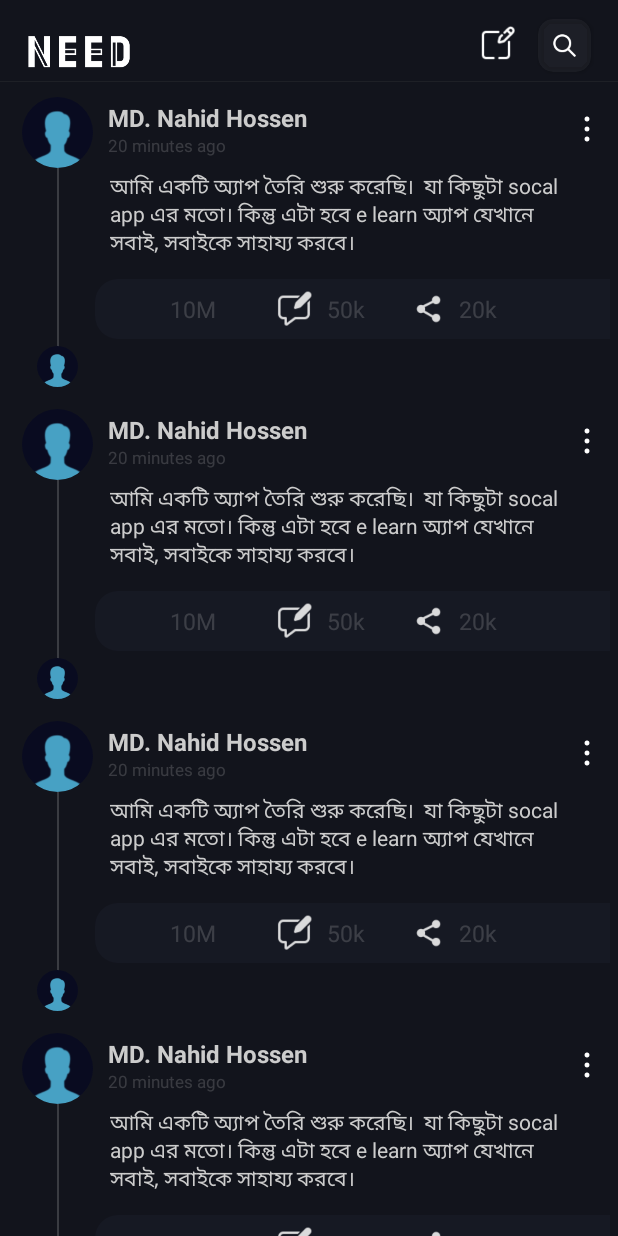
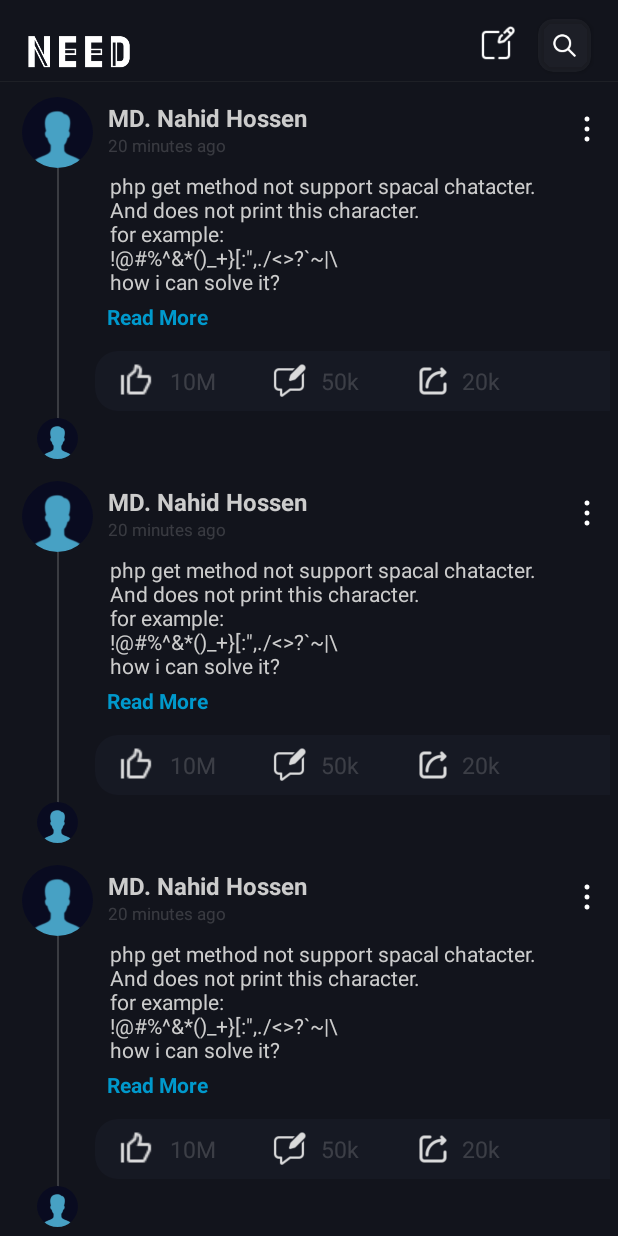
Before and after one commit to appscraftbd/NEED_SOCAL, an Android app: the fragment HomeFragment shown on its own in the app's theme, on a phone screen of 412 x 824 dp. Run offline under Robolectric (Android 15) with nearby library versions, the phone set to English and light mode, and no system bars; our stand-ins replace CircleImageView.

Commit message:
readmore

```diff
--- a/app/src/main/java/com/appscraftbd/needasocal/CodeIdentifyANDaction.java
+++ b/app/src/main/java/com/appscraftbd/needasocal/CodeIdentifyANDaction.java
@@ -104,7 +104,7 @@ public class CodeIdentifyANDaction {
                 };
 
 
-                spannableString.setSpan(clickableSpan, f1, f3, Spanned.SPAN_EXCLUSIVE_EXCLUSIVE);
+                spannableString.setSpan(clickableSpan, f1-1, f3, Spanned.SPAN_EXCLUSIVE_EXCLUSIVE);
 
 
 
@@ -135,7 +135,7 @@ public class CodeIdentifyANDaction {
 
                     }
                 };
-                spannableString.setSpan(clickableSpan, f1, f3, Spanned.SPAN_EXCLUSIVE_EXCLUSIVE);
+                spannableString.setSpan(clickableSpan, f1-1, f3, Spanned.SPAN_EXCLUSIVE_EXCLUSIVE);
 
             }
         }
--- a/app/src/main/java/com/appscraftbd/needasocal/MainActivity.java
+++ b/app/src/main/java/com/appscraftbd/needasocal/MainActivity.java
@@ -24,7 +24,7 @@ import com.google.android.material.tabs.TabLayout;
 
 public class MainActivity extends AppCompatActivity {
 
-    int onback_count = 0;
+
     String user, pass;
     TabLayout tabLayout;
     ViewPager2 viewPager2;
--- a/app/src/main/java/com/appscraftbd/needasocal/fragment/HomeFragment.java
+++ b/app/src/main/java/com/appscraftbd/needasocal/fragment/HomeFragment.java
@@ -19,6 +19,7 @@ import android.os.Message;
 import android.view.LayoutInflater;
 import android.view.View;
 import android.view.ViewGroup;
+import android.view.ViewTreeObserver;
 import android.widget.CompoundButton;
 import android.widget.ImageView;
 import android.widget.TextView;
@@ -33,12 +34,15 @@ import com.appscraftbd.needasocal.R;
 public class HomeFragment extends Fragment {
 
 
-    public static Boolean boolean1 = true;
+
 
     RecyclerView recyclerView;
      public static SwipeRefreshLayout swipeRefreshLayout;
      ImageView uploard_post;
-     public static int post_text_line_count=0;
+
+    String text_text;
+
+    private boolean isExpanded = false;
 
     @SuppressLint({"ResourceAsColor", "MissingInflatedId"})
     @Override
@@ -97,17 +101,17 @@ public class HomeFragment extends Fragment {
 
         public class MyviewHolder extends RecyclerView.ViewHolder{
 
-            TextView post_text,tamp_post;
+            TextView post_text,readmore;
 
             public MyviewHolder(@NonNull View itemView) {
                 super(itemView);
 
                 post_text = itemView.findViewById(R.id.post_text);
-                tamp_post = itemView.findViewById(R.id.tamp_post_text);
+                readmore = itemView.findViewById(R.id.tvReadMore);
                 ToggleButton likeButton = itemView.findViewById(R.id.likeButton);
 
 
-                String text_text = "php get method not support spacal chatacter.\n" +
+                text_text = "php get method not support spacal chatacter.\n" +
                         "And does not print this character.\n" +
                         "for example:\n" +
                         "!@#%^&*()_+}[:\",./<>?`~|\\\n" +
@@ -115,52 +119,37 @@ public class HomeFragment extends Fragment {
                         " ---->\n try {\n" +
                         "            spass = URLEncoder.encode(spass,\"UTF-8\");\n" +
                         "        } catch (UnsupportedEncodingException e) {\n" +
+                        "        }\n" +
+                        "        }\n"+
+
                         "            throw new RuntimeException(e);\n" +
                         "        }\n---->";
 
-//                tamp_post.setText(text_text);
-//                tamp_post.post(new Runnable() {
-//                    @Override
-//                    public void run() {
-//                        int lineCount = tamp_post.getLineCount();
-//                        post_text_line_count = lineCount;
-//                        // Use lineCount here
-//                    }
-//                });
-//                tamp_post.setText("");
-//
-//                ToggleButton readmore = itemView.findViewById(R.id.readmore);
-//
-//
-//                CodeIdentifyANDaction codeIdentifyANDaction = new CodeIdentifyANDaction();
-////                codeIdentifyANDaction.inANDout(getContext(),text_text,post_text);
-//
-//                if(post_text_line_count>5){
-//                    readmore.setVisibility(VISIBLE);
-//                    readmore.setOnCheckedChangeListener(new CompoundButton.OnCheckedChangeListener() {
-//                        @Override
-//                        public void onCheckedChanged(CompoundButton buttonView, boolean isChecked) {
-//                            if (isChecked) {
-//                                post_text.setLines(5);
-//                                codeIdentifyANDaction.inANDout(getContext(),text_text,post_text);
-//
-//                            } else {
-//                                post_text.setLines(post_text_line_count);
-//                                codeIdentifyANDaction.inANDout(getContext(),text_text,post_text);
-//
-//                            }
-//                        }
-//                    });
-//
-//
-//                }else {
-//                    readmore.setVisibility(GONE);
-//                }
+
+                post_text.setText(text_text);
+
+                post_text.getViewTreeObserver().addOnPreDrawListener(new ViewTreeObserver.OnPreDrawListener() {
+                    @Override
+                    public boolean onPreDraw() {
+                        post_text.getViewTreeObserver().removeOnPreDrawListener(this);
+                        if (post_text.getLineCount() > post_text.getMaxLines()) {
+                            readmore.setVisibility(View.VISIBLE);
+                            readmore.setOnClickListener(new View.OnClickListener() {
+                                @Override
+                                public void onClick(View v) {
+                                    toggleReadMore(post_text,readmore);
+                                }
+                            });
+                        }
+                        return true;
+                    }
+                });
 
 
 
 
-//                likeButton.setButtonDrawable(R.drawable.ic_like);
+
+                likeButton.setButtonDrawable(R.drawable.ic_like);
                 likeButton.setOnCheckedChangeListener(new CompoundButton.OnCheckedChangeListener() {
                     @Override
                     public void onCheckedChanged(CompoundButton buttonView, boolean isChecked) {
@@ -197,4 +186,19 @@ public class HomeFragment extends Fragment {
 
         }
     }
+
+    private void toggleReadMore(TextView text,TextView btn) {
+        if (isExpanded) {
+            text.setMaxLines(5); // Change the number of lines you want to show initially
+            btn.setText("Read More");
+            CodeIdentifyANDaction codeIdentifyANDaction = new CodeIdentifyANDaction();
+            codeIdentifyANDaction.inANDout(getContext(),text_text,text);
+        } else {
+            text.setMaxLines(Integer.MAX_VALUE);
+            btn.setText("Read Less");
+            CodeIdentifyANDaction codeIdentifyANDaction = new CodeIdentifyANDaction();
+            codeIdentifyANDaction.inANDout(getContext(),text_text,text);
+        }
+        isExpanded = !isExpanded;
+    }
 }
--- a/app/src/main/res/layout/post_layout.xml
+++ b/app/src/main/res/layout/post_layout.xml
@@ -98,6 +98,7 @@
                 android:orientation="vertical"
                 android:layout_marginLeft="2dp"
                 >
+
                 <TextView
                     android:id="@+id/post_text"
                     android:layout_marginLeft="30dp"
@@ -105,30 +106,24 @@
                     android:layout_marginRight="20dp"
                     android:layout_width="wrap_content"
                     android:layout_height="wrap_content"
-                    android:text="আমি একটি অ্যাপ তৈরি শুরু করেছি।  যা কিছুটা socal app এর মতো। কিন্তু এটা হবে e learn অ্যাপ যেখানে সবাই, সবাইকে সাহায্য করবে।"
+                    android:maxLines="5"
+                    android:text="আমি একটি অ্যাপ তৈরি শুরু করেছি।  যা কিছুটা socal app এর মতো। কিন্তু এটা হবে e learn অ্যাপ যেখানে সবাই, সবাইকে সাহায্য করবে।আমি একটি অ্যাপ তৈরি শুরু করেছি।  যা কিছুটা socal app এর মতো। কিন্তু এটা হবে e learn অ্যাপ যেখানে সবাই, সবাইকে সাহায্য করবে।"
                     android:textColor="#CCCCCC"
                     android:textSize="14dp"/>
 
+
+
                 <TextView
+                    android:id="@+id/tvReadMore"
                     android:layout_width="wrap_content"
                     android:layout_height="wrap_content"
-                    android:id="@+id/tamp_post_text"
-                    android:visibility="gone"
-                    />
-                <ToggleButton
-                    android:id="@+id/readmore"
-                    android:layout_width="wrap_content"
-                    android:layout_height="18dp"
-                    android:textOff="read more"
-                    android:textOn="real less"
-                    android:textColor="#0477D3"
-                    android:background="#00FFFFFF"
-                    android:layout_centerVertical="true"
-                    android:layout_marginLeft="22dp"
-                    android:textSize="13dp"
-                    tools:ignore="MissingConstraints"
-                    android:visibility="gone"
-                    />
+                    android:layout_marginTop="4dp"
+                    android:text="Read More"
+                    android:textColor="@android:color/holo_blue_dark"
+                    android:layout_marginLeft="28dp"
+                    android:textSize="14dp"
+                    android:textStyle="bold"
+                    android:visibility="gone" />
 
                 <RelativeLayout
                     android:layout_width="match_parent"
@@ -178,10 +173,10 @@
 
                     <ImageView
                         android:id="@+id/comment_btn"
-                        android:layout_width="25dp"
-                        android:layout_height="25dp"
+                        android:layout_width="24dp"
+                        android:layout_height="24dp"
                         android:src="@drawable/ic_comment"
-                        android:layout_marginLeft="120dp"
+                        android:layout_marginLeft="117dp"
                         android:layout_centerVertical="true"
                         />
                     <TextView
@@ -199,10 +194,10 @@
 
                     <ImageView
                         android:id="@+id/share_btn"
-                        android:layout_width="25dp"
-                        android:layout_height="25dp"
-                        android:src="@drawable/ic_share"
-                        android:layout_marginLeft="210dp"
+                        android:layout_width="24dp"
+                        android:layout_height="24dp"
+                        android:src="@drawable/ic_share2"
+                        android:layout_marginLeft="213dp"
                         android:layout_centerVertical="true"
                         />
                     <TextView
```
Also changed, not shown: app/src/main/res/layout/fragment_profile.xml (+269 -269 lines), app/src/main/res/drawable/ic_share2.png (added).
